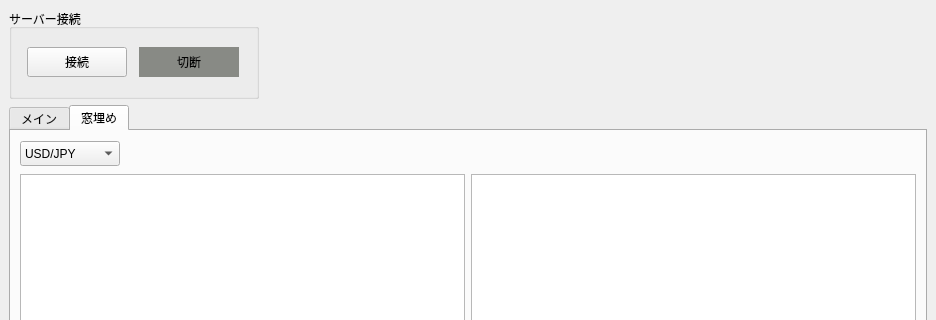
takkin-takilog/namake-trader, file trade_monitor/trade_monitor/gui_monitor.ui: the form before one commit; both pictures show x 0 to 936 and y 0 to 320 of the 936 by 851 pixel window.
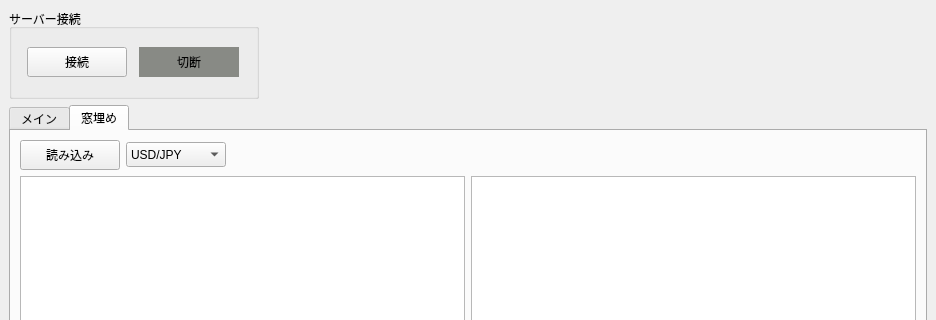
The form after the commit. The open tabs and pages were chosen to show the change.

The edit to the form file:
```diff
--- a/trade_monitor/trade_monitor/gui_monitor.ui
+++ b/trade_monitor/trade_monitor/gui_monitor.ui
@@ -207,7 +207,32 @@
         <item>
          <layout class="QHBoxLayout" name="horizontalLayout_3">
           <item>
-           <widget class="QComboBox" name="comboBox_inst_2">
+           <widget class="QPushButton" name="pushButton_fetch_gapfill">
+            <property name="sizePolicy">
+             <sizepolicy hsizetype="Fixed" vsizetype="Fixed">
+              <horstretch>0</horstretch>
+              <verstretch>0</verstretch>
+             </sizepolicy>
+            </property>
+            <property name="minimumSize">
+             <size>
+              <width>100</width>
+              <height>30</height>
+             </size>
+            </property>
+            <property name="text">
+             <string>読み込み</string>
+            </property>
+            <property name="checkable">
+             <bool>false</bool>
+            </property>
+            <property name="autoExclusive">
+             <bool>false</bool>
+            </property>
+           </widget>
+          </item>
+          <item>
+           <widget class="QComboBox" name="comboBox_inst_gapfill">
             <property name="sizePolicy">
              <sizepolicy hsizetype="Fixed" vsizetype="Fixed">
               <horstretch>0</horstretch>
@@ -245,10 +270,24 @@
         <item>
          <layout class="QHBoxLayout" name="horizontalLayout_2">
           <item>
-           <widget class="QTreeView" name="treeView"/>
+           <widget class="QTreeView" name="treeView">
+            <property name="editTriggers">
+             <set>QAbstractItemView::NoEditTriggers</set>
+            </property>
+            <property name="sortingEnabled">
+             <bool>true</bool>
+            </property>
+           </widget>
           </item>
           <item>
-           <widget class="QTableView" name="tableView"/>
+           <widget class="QTableView" name="tableView">
+            <property name="editTriggers">
+             <set>QAbstractItemView::NoEditTriggers</set>
+            </property>
+            <property name="sortingEnabled">
+             <bool>true</bool>
+            </property>
+           </widget>
           </item>
          </layout>
         </item>
```
Left out of the diff: 6 changed lines with no effect on the pictures.
